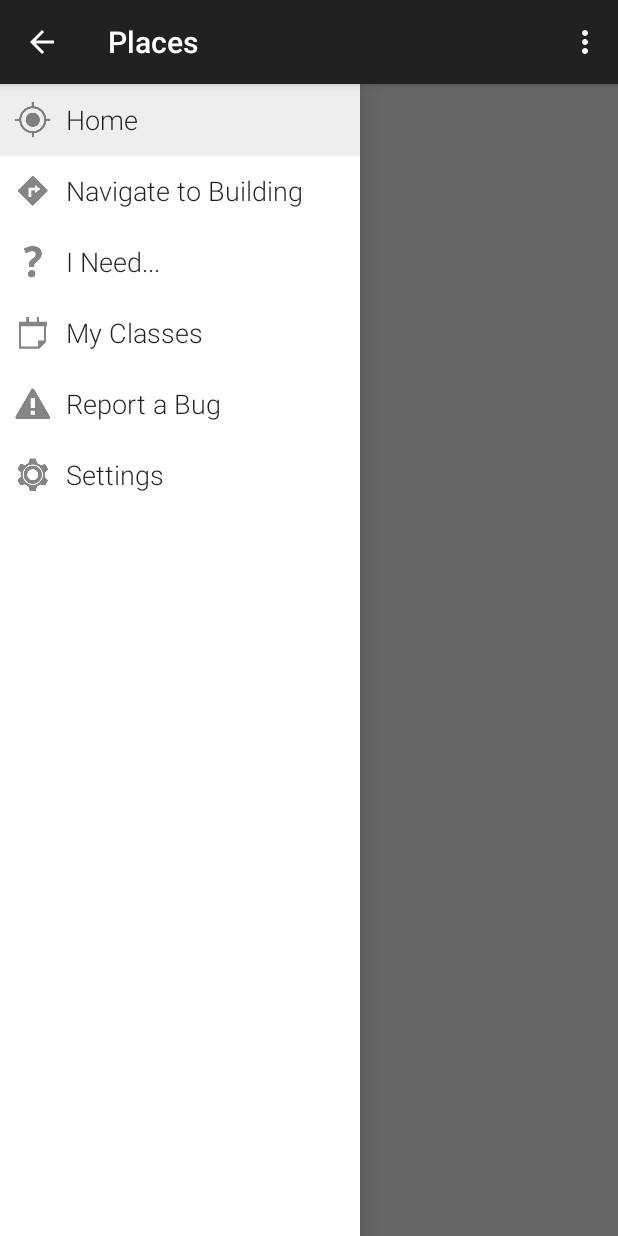
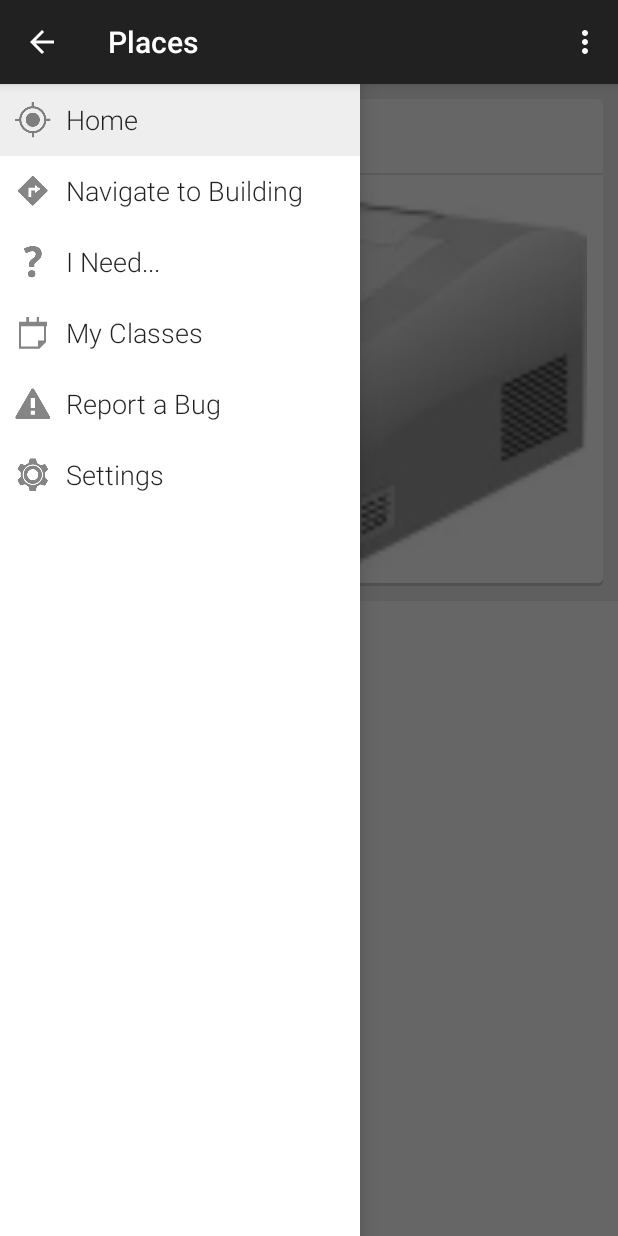
Before and after one commit to assettcu/placesapp, an Android app: the fragment RoomDisplayFragment placed in its activity, on a phone screen of 412 x 824 dp. Run offline under Robolectric (Android 15) with nearby library versions, the light colour scheme and no system bars; libraries missing offline, so code that uses them is left out: com.koushikdutta.async, com.koushikdutta.ion; pictures from the network do not load; 6 statements that could not run were skipped.

Commit message:
RoomDisplayFragment now loads image if it is passed a URL

```diff
--- a/Places/src/main/java/com/assettcu/placesapp/fragments/BuildingDisplayFragment.java
+++ b/Places/src/main/java/com/assettcu/placesapp/fragments/BuildingDisplayFragment.java
@@ -151,9 +151,10 @@ public class BuildingDisplayFragment extends Fragment
             public boolean onChildClick(ExpandableListView parent, View v,int groupPosition, int childPosition, long id) {
                 String roomName = buildingInfo.getChild(groupPosition, childPosition);
                 int roomId = buildingInfo.getRoomId(roomName);
+                String roomImageURL = buildingInfo.getRoomImageURL(roomName);
                 Log.d("assett", "Room Name: " + roomName + " - Room ID: " + roomId);
 
-                RoomDisplayFragment fragment = RoomDisplayFragment.newInstance(roomName, roomId);
+                RoomDisplayFragment fragment = RoomDisplayFragment.newInstance(roomName, roomId, roomImageURL);
                 FragmentManager fragmentManager = getActivity().getSupportFragmentManager();
 
                 fragmentManager.beginTransaction()
@@ -208,8 +209,10 @@ public class BuildingDisplayFragment extends Fragment
                 JsonObject room = classroomsJsonArray.get(i).getAsJsonObject();
                 String roomName = room.get("placename").getAsString().toUpperCase();
                 int roomId = room.get("placeid").getAsInt();
+                String roomImageURL = room.get("path").getAsString();
                 classrooms[i] = roomName;
                 buildingInfo.addRoomId(roomName, roomId);
+                buildingInfo.addRoomImageURL(roomName, roomImageURL);
             }
             buildingInfo.setGroupData(2, classrooms, "Classrooms (" + classrooms.length + ")");
         }
--- a/Places/src/main/java/com/assettcu/placesapp/fragments/RoomDisplayFragment.java
+++ b/Places/src/main/java/com/assettcu/placesapp/fragments/RoomDisplayFragment.java
@@ -11,26 +11,35 @@ import android.support.v4.app.Fragment;
 import android.view.LayoutInflater;
 import android.view.View;
 import android.view.ViewGroup;
+import android.view.animation.AlphaAnimation;
+import android.view.animation.Animation;
+import android.widget.ImageView;
+import android.widget.ProgressBar;
 import android.widget.TextView;
 
 import com.assettcu.placesapp.R;
+import com.koushikdutta.async.future.FutureCallback;
+import com.koushikdutta.ion.Ion;
+import com.koushikdutta.ion.ProgressCallback;
 
 public class RoomDisplayFragment extends Fragment {
 
     private String roomName;
     private int roomId;
+    private String roomImageURL;
 
     public RoomDisplayFragment()
     {
 
     }
 
-    public static RoomDisplayFragment newInstance(String roomName, int roomId)
+    public static RoomDisplayFragment newInstance(String roomName, int roomId, String roomImageURL)
     {
         RoomDisplayFragment fragment = new RoomDisplayFragment();
         Bundle args = new Bundle();
         args.putString("roomName", roomName);
         args.putInt("roomId", roomId);
+        args.putString("roomImageURL", roomImageURL);
         fragment.setArguments(args);
         return fragment;
     }
@@ -43,15 +52,58 @@ public class RoomDisplayFragment extends Fragment {
         {
             roomName = getArguments().getString("roomName");
             roomId = getArguments().getInt("roomId");
+            roomImageURL = getArguments().getString("roomImageURL");
         }
     }
 
     @Override
     public View onCreateView(LayoutInflater inflater, ViewGroup container, Bundle savedInstanceState)
     {
-        View rootView = inflater.inflate(R.layout.fragment_home, container, false);
-        TextView textView = (TextView) rootView.findViewById(R.id.section_label);
-        textView.setText("Room Name: " + roomName + " - Room ID: " + roomId);
+        View rootView = inflater.inflate(R.layout.fragment_room_display, container, false);
+        TextView textView = (TextView) rootView.findViewById(R.id.room_name);
+        textView.setText(roomName);
+
+        final ProgressBar progressBar = (ProgressBar) rootView.findViewById(R.id.progress);
+        final ImageView buildingImage = (ImageView) rootView.findViewById(R.id.building_image);
+
+        Animation animation = new AlphaAnimation(0.0f, 1.0f);
+        animation.setDuration(300);
+
+        // If we have a URL for the room image, load it into our imageview
+        if(roomImageURL != null) {
+            roomImageURL = "http://places.colorado.edu" + roomImageURL.replace("/images", "/images/thumbs").replace(" ", "%20");
+
+
+            Ion.with(inflater.getContext(), roomImageURL)
+                    .progressBar(progressBar)
+                    .progress(new ProgressCallback() {
+                        @Override
+                        public void onProgress(int downloaded, int total) {
+                            progressBar.setProgress(downloaded * 100 / total);
+                            System.out.println("" + downloaded + " / " + total);
+                        }
+                    })
+                    .withBitmap()
+                    .placeholder(null)
+                    .error(R.drawable.printer)   // Temporary Error drawable
+                    .animateLoad(animation)
+                    .animateIn(animation)
+                    .intoImageView(buildingImage)
+                    .setCallback(new FutureCallback<ImageView>() {
+                        @Override
+                        public void onCompleted(Exception e, ImageView result) {
+                            progressBar.setVisibility(View.GONE);
+                            buildingImage.setVisibility(View.VISIBLE);
+                        }
+                    });
+        }
+        // Labs don't have images right now. So we'll use the printer as a placeholder
+        else {
+            progressBar.setVisibility(View.GONE);
+            buildingImage.setVisibility(View.VISIBLE);
+            buildingImage.setImageDrawable(getResources().getDrawable(R.drawable.printer));
+        }
+
         return rootView;
     }
 }
```
Also changed, not shown: Places/src/main/java/com/assettcu/placesapp/adapters/BuildingDisplayListAdapter.java (+13 -0 lines), Places/src/main/res/layout/fragment_room_display.xml (added, +25 -0 lines).
